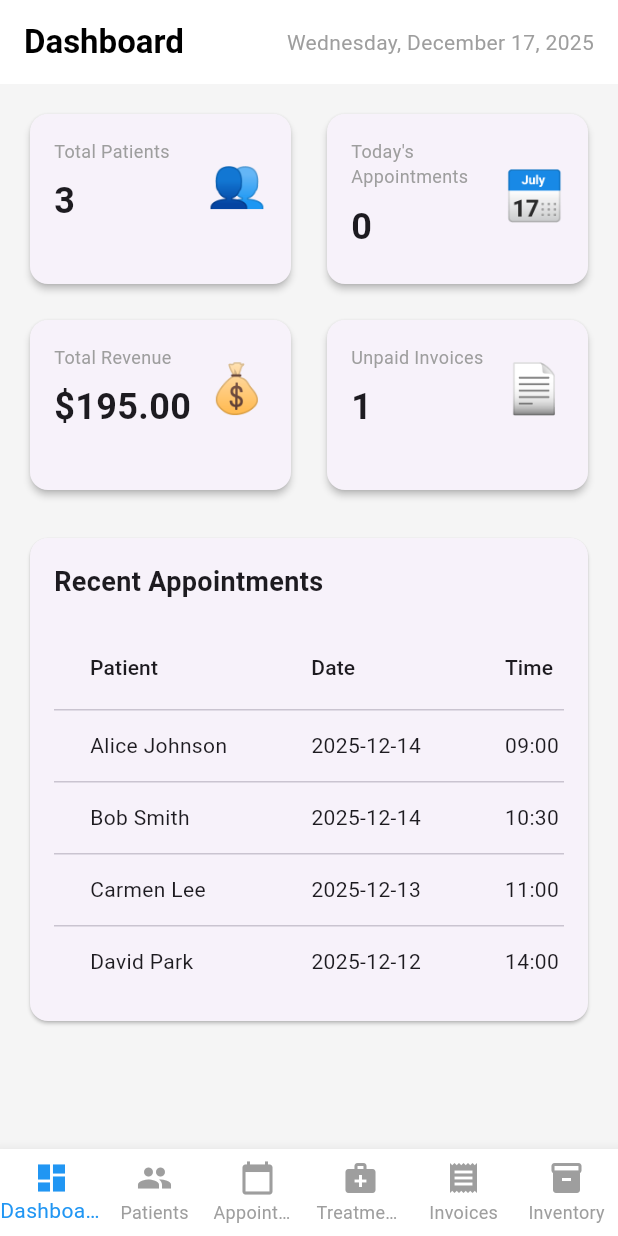
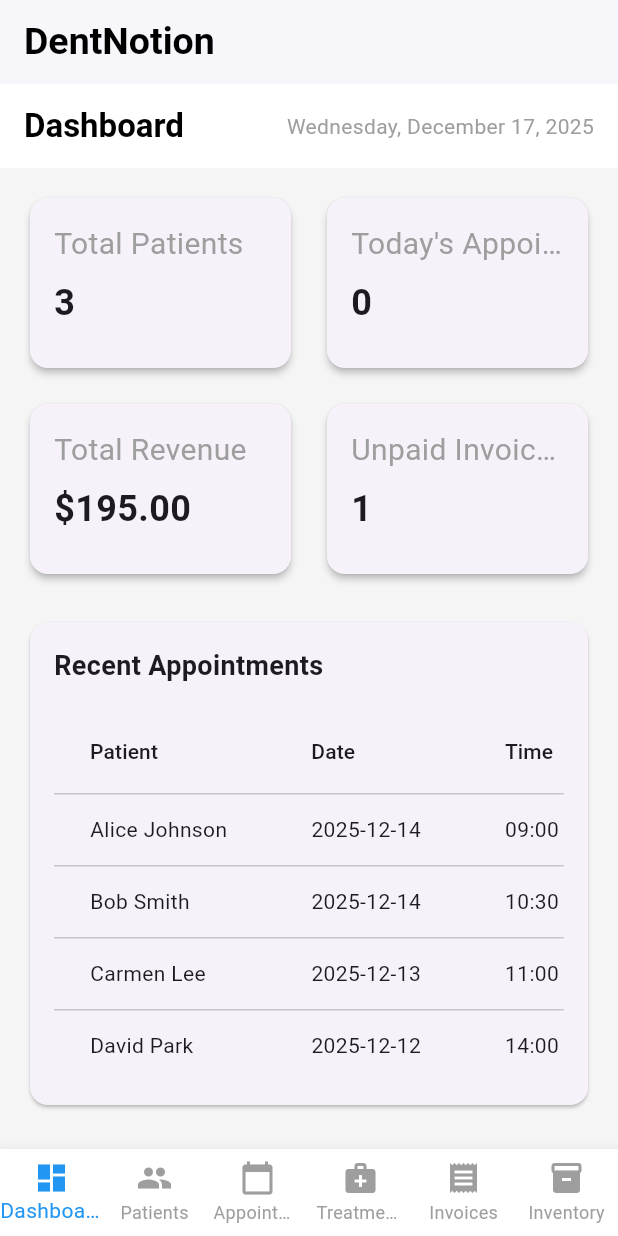
Before and after one commit to Mastene-Yahiaoui/DentNotion, a Flutter app: the screen it shows after launch, on a phone screen of 412 x 824 dp. Run offline on Flutter 3.47's test engine with Material 3 defaults, Android fonts, the light colour scheme and no system bars.

Commit message:
feat: update UI features

```diff
--- a/dentnotion/lib/main.dart
+++ b/dentnotion/lib/main.dart
@@ -12,7 +12,7 @@ class DentFlowApp extends StatelessWidget {
   @override
   Widget build(BuildContext context) {
     return MaterialApp(
-      title: 'DentFlow',
+      title: 'DentNotion',
       debugShowCheckedModeBanner: false,
       theme: ThemeData(
         primarySwatch: Colors.blue,
--- a/dentnotion/lib/screens/dashboard_screen.dart
+++ b/dentnotion/lib/screens/dashboard_screen.dart
@@ -114,22 +114,18 @@ class _DashboardScreenState extends State<DashboardScreen> {
                             StatCard(
                               title: 'Total Patients',
                               value: _totalPatients.toString(),
-                              icon: '👥',
                             ),
                             StatCard(
                               title: "Today's Appointments",
                               value: _todayAppointments.toString(),
-                              icon: '📅',
                             ),
                             StatCard(
                               title: 'Total Revenue',
                               value: '\$${_totalRevenue.toStringAsFixed(2)}',
-                              icon: '💰',
                             ),
                             StatCard(
                               title: 'Unpaid Invoices',
                               value: _unpaidInvoices.toString(),
-                              icon: '📄',
                             ),
                           ],
                         ),
--- a/dentnotion/lib/screens/home_screen.dart
+++ b/dentnotion/lib/screens/home_screen.dart
@@ -30,6 +30,18 @@ class _MainScreenState extends State<MainScreen> {
   @override
   Widget build(BuildContext context) {
     return Scaffold(
+      appBar: AppBar(
+        title: const Text(
+          'DentNotion',
+          style: TextStyle(
+            fontWeight: FontWeight.bold,
+            fontSize: 25,
+          ),
+        ),
+        backgroundColor: Colors.white,
+        foregroundColor: Colors.black,
+        elevation: 1,
+      ),
       body: _screens[_selectedIndex],
       bottomNavigationBar: BottomNavbar(
         selectedIndex: _selectedIndex,
@@ -39,112 +51,38 @@ class _MainScreenState extends State<MainScreen> {
           });
         },
       ),
-      drawer: Drawer(
-        child: Container(
-          color: const Color(0xFF1F2937),
-          child: Column(
-            children: [
-              Container(
-                padding: const EdgeInsets.all(24),
-                color: const Color(0xFF111827),
-                child: Column(
-                  crossAxisAlignment: CrossAxisAlignment.start,
-                  children: const [
-                    SizedBox(height: 40),
-                    Text(
-                      '🦷 DentFlow',
-                      style: TextStyle(
-                        color: Colors.white,
-                        fontSize: 24,
-                        fontWeight: FontWeight.bold,
-                      ),
-                    ),
-                    SizedBox(height: 4),
-                    Text(
-                      'Dental Clinic Management',
-                      style: TextStyle(
-                        color: Color(0xFF9CA3AF),
-                        fontSize: 12,
-                      ),
-                    ),
-                  ],
-                ),
-              ),
-              Expanded(
-                child: ListView(
-                  padding: EdgeInsets.zero,
-                  children: [
-                    _buildMenuItem(0, '📊 Dashboard', '/dashboard'),
-                    _buildMenuItem(1, '👥 Patients', '/patients'),
-                    _buildMenuItem(2, '📅 Appointments', '/appointments'),
-                    _buildMenuItem(3, '🦷 Treatments', '/treatments'),
-                    _buildMenuItem(4, '📄 Invoices', '/invoices'),
-                    _buildMenuItem(5, '📦 Inventory', '/inventory'),
-                  ],
-                ),
-              ),
-              Container(
-                padding: const EdgeInsets.all(24),
-                decoration: const BoxDecoration(
-                  border: Border(
-                    top: BorderSide(color: Color(0xFF374151)),
-                  ),
-                ),
-                child: Column(
-                  crossAxisAlignment: CrossAxisAlignment.start,
-                  children: const [
-                    Text(
-                      '© 2025 DentFlow',
-                      style: TextStyle(
-                        color: Color(0xFF9CA3AF),
-                        fontSize: 10,
-                      ),
-                    ),
-                    Text(
-                      'v1.0.0',
-                      style: TextStyle(
-                        color: Color(0xFF6B7280),
-                        fontSize: 10,
-                      ),
-                    ),
-                  ],
-                ),
-              ),
-            ],
-          ),
-        ),
-      ),
+
     );
   }
 
-  Widget _buildMenuItem(int index, String title, String route) {
-    final isSelected = _selectedIndex == index;
-    return InkWell(
-      onTap: () {
-        setState(() {
-          _selectedIndex = index;
-        });
-        Navigator.pop(context);
-      },
-      child: Container(
-        padding: const EdgeInsets.symmetric(horizontal: 24, vertical: 16),
-        decoration: BoxDecoration(
-          color: isSelected ? const Color(0xFF111827) : Colors.transparent,
-          border: isSelected
-              ? const Border(
-                  right: BorderSide(color: Colors.blue, width: 4),
-                )
-              : null,
-        ),
-        child: Text(
-          title,
-          style: TextStyle(
-            color: isSelected ? Colors.white : const Color(0xFF9CA3AF),
-            fontSize: 16,
-            fontWeight: isSelected ? FontWeight.w600 : FontWeight.normal,
-          ),
-        ),
-      ),
-    );
-  }
+  // Widget _buildMenuItem(int index, String title, String route) {
+  //   final isSelected = _selectedIndex == index;
+  //   return InkWell(
+  //     onTap: () {
+  //       setState(() {
+  //         _selectedIndex = index;
+  //       });
+  //       Navigator.pop(context);
+  //     },
+  //     child: Container(
+  //       padding: const EdgeInsets.symmetric(horizontal: 24, vertical: 16),
+  //       decoration: BoxDecoration(
+  //         color: isSelected ? const Color(0xFF111827) : Colors.transparent,
+  //         border: isSelected
+  //             ? const Border(
+  //                 right: BorderSide(color: Colors.blue, width: 4),
+  //               )
+  //             : null,
+  //       ),
+  //       child: Text(
+  //         title,
+  //         style: TextStyle(
+  //           color: isSelected ? Colors.white : const Color(0xFF9CA3AF),
+  //           fontSize: 16,
+  //           fontWeight: isSelected ? FontWeight.w600 : FontWeight.normal,
+  //         ),
+  //       ),
+  //     ),
+  //   );
+  // }
 }
--- a/dentnotion/lib/widgets/stat_card.dart
+++ b/dentnotion/lib/widgets/stat_card.dart
@@ -3,13 +3,11 @@ import 'package:flutter/material.dart';
 class StatCard extends StatelessWidget {
   final String title;
   final String value;
-  final String icon;
 
   const StatCard({
     Key? key,
     required this.title,
     required this.value,
-    required this.icon,
   }) : super(key: key);
 
   @override
@@ -32,9 +30,11 @@ class StatCard extends StatelessWidget {
                       Text(
                         title,
                         style: const TextStyle(
-                          fontSize: 12,
+                          fontSize: 20,
                           color: Colors.grey,
                         ),
+                        maxLines: 1,
+                        overflow: TextOverflow.ellipsis,
                       ),
                       const SizedBox(height: 8),
                       Text(
@@ -43,13 +43,11 @@ class StatCard extends StatelessWidget {
                           fontSize: 24,
                           fontWeight: FontWeight.bold,
                         ),
+                        maxLines: 1,
+                        overflow: TextOverflow.ellipsis,
                       ),
                     ],
                   ),
-                ),
-                Text(
-                  icon,
-                  style: const TextStyle(fontSize: 32),
                 ),
               ],
             ),
```
